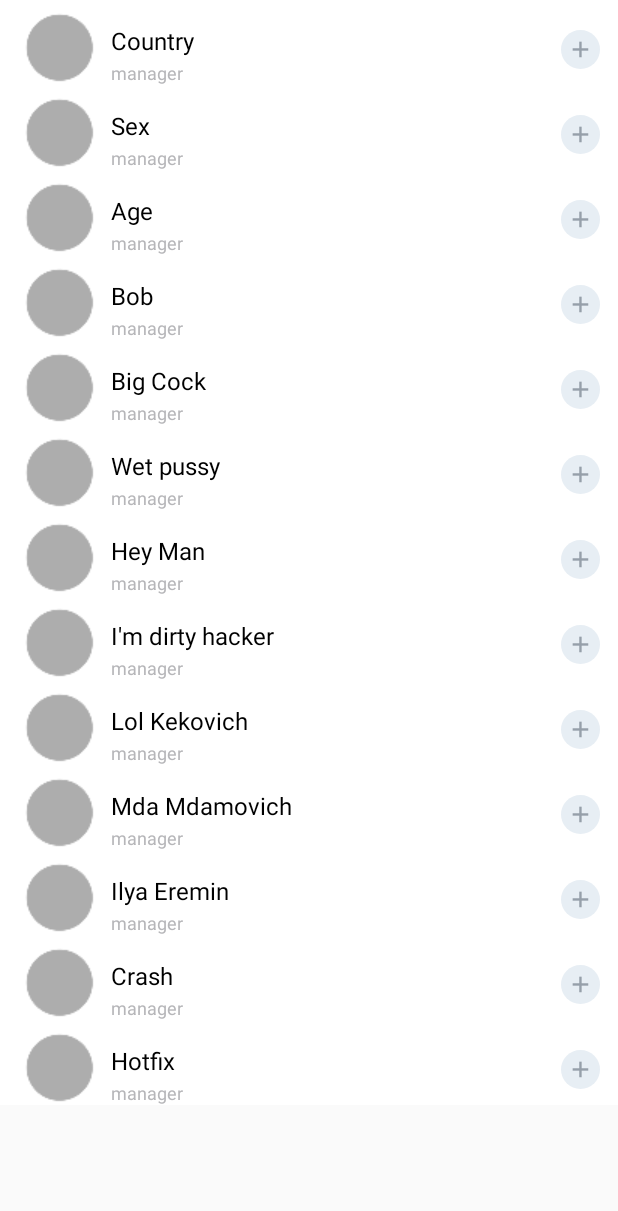
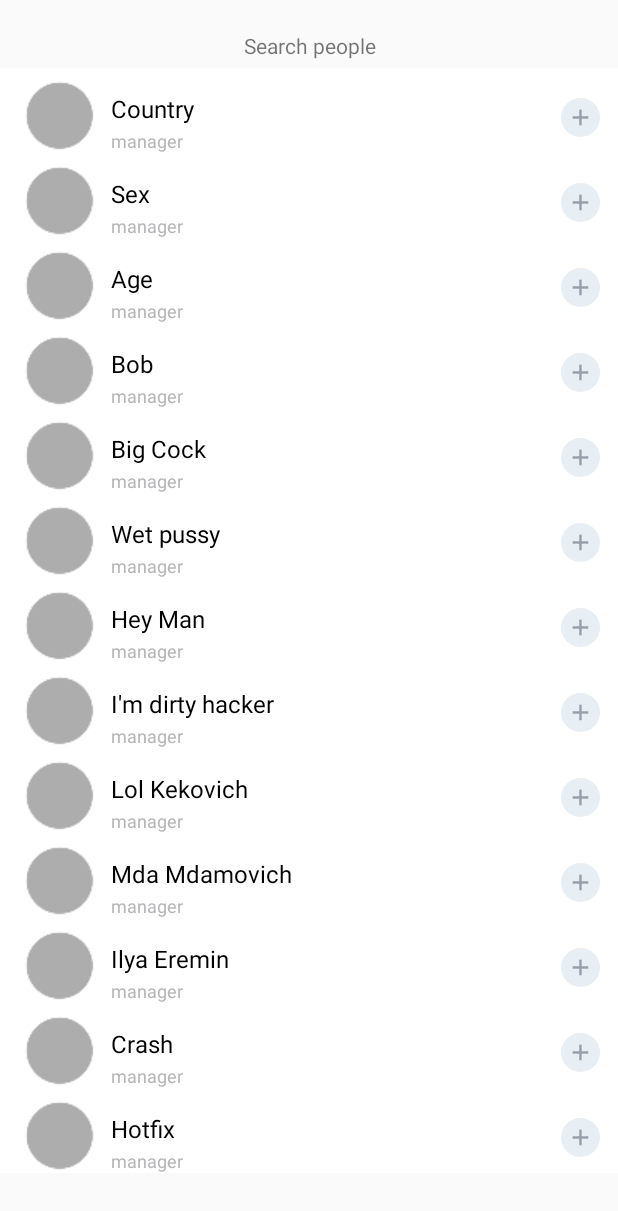
Before and after one commit to GeraniVolves/Lobster, an Android app: the PersonsListScreen screen opened directly, with no data from a screen before it, on a phone screen of 412 x 824 dp. Shown: the top 1211 px of the screen. Run offline under Robolectric (Android 15) with nearby library versions, the phone set to English and light mode, and no system bars.

Commit message:
changes hints

```diff
--- a/app/src/main/res/layout/activity_post.xml
+++ b/app/src/main/res/layout/activity_post.xml
@@ -40,7 +40,7 @@
             android:layout_marginLeft="16dp"
             android:layout_marginTop="24dp"
             android:background="#FFFFFF"
-            android:text="@string/add_post_text"
+            android:hint="@string/add_post_text"
             android:textColor="#C8C7CC"
             />
 
--- a/app/src/main/res/layout/activity_stage.xml
+++ b/app/src/main/res/layout/activity_stage.xml
@@ -186,7 +186,7 @@
                 android:layout_marginLeft="16dp"
                 android:layout_marginTop="8dp"
                 android:background="#FFFFFF"
-                android:text="Some text about stage"
+                android:hint="Some text about stage"
                 android:textColor="#C8C7CC"
                 />
         </LinearLayout>
--- a/app/src/main/res/layout/activity_task.xml
+++ b/app/src/main/res/layout/activity_task.xml
@@ -365,7 +365,7 @@
                     android:layout_marginLeft="16dp"
                     android:layout_marginTop="6dp"
                     android:background="#FFFFFF"
-                    android:text="add label"
+                    android:hint="add label"
                     android:textColor="#C9C8CD"
                     />
             </LinearLayout>
--- a/app/src/main/res/layout/to_do_list_screen.xml
+++ b/app/src/main/res/layout/to_do_list_screen.xml
@@ -1,6 +1,27 @@
 <?xml version="1.0" encoding="utf-8"?>
-<android.support.v7.widget.RecyclerView xmlns:android="http://schemas.android.com/apk/res/android"
+
+<LinearLayout xmlns:android="http://schemas.android.com/apk/res/android"
     android:layout_width="match_parent"
     android:layout_height="match_parent"
-    android:id="@+id/list"
-    />
+    android:orientation="vertical"
+    >
+
+    <View
+        android:layout_width="50dp"
+        android:layout_height="15dp"
+        android:layout_gravity="center"
+        />
+
+    <TextView
+        android:layout_width="match_parent"
+        android:layout_height="30dp"
+        android:gravity="center"
+        android:text="Search people"
+        />
+
+    <android.support.v7.widget.RecyclerView
+        android:id="@+id/list"
+        android:layout_width="match_parent"
+        android:layout_height="match_parent"
+        />
+</LinearLayout>
```
Also changed, not shown: app/src/main/res/layout/activity_project.xml (+2 -5 lines).
